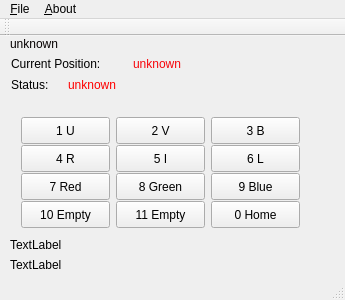
This is mainwindow.ui in xyficu/flifilterwheelqt as Qt 5 draws it before an edit. The edited form follows.
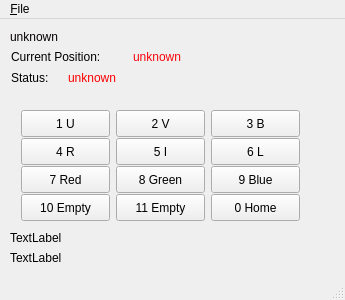
This is the edited form.

Commit message: add Dialog About

What changed in the file:
```diff
--- a/mainwindow.ui
+++ b/mainwindow.ui
@@ -18,7 +18,7 @@
     <property name="geometry">
      <rect>
       <x>10</x>
-      <y>200</y>
+      <y>210</y>
       <width>67</width>
       <height>17</height>
      </rect>
@@ -31,7 +31,7 @@
     <property name="geometry">
      <rect>
       <x>11</x>
-      <y>20</y>
+      <y>30</y>
       <width>116</width>
       <height>17</height>
      </rect>
@@ -44,7 +44,7 @@
     <property name="geometry">
      <rect>
       <x>11</x>
-      <y>41</y>
+      <y>51</y>
       <width>47</width>
       <height>17</height>
      </rect>
@@ -57,7 +57,7 @@
     <property name="geometry">
      <rect>
       <x>133</x>
-      <y>20</y>
+      <y>30</y>
       <width>63</width>
       <height>17</height>
      </rect>
@@ -70,7 +70,7 @@
     <property name="geometry">
      <rect>
       <x>10</x>
-      <y>0</y>
+      <y>10</y>
       <width>67</width>
       <height>17</height>
      </rect>
@@ -83,7 +83,7 @@
     <property name="geometry">
      <rect>
       <x>10</x>
-      <y>220</y>
+      <y>230</y>
       <width>67</width>
       <height>17</height>
      </rect>
@@ -96,7 +96,7 @@
     <property name="geometry">
      <rect>
       <x>68</x>
-      <y>41</y>
+      <y>51</y>
       <width>63</width>
       <height>17</height>
      </rect>
@@ -109,7 +109,7 @@
     <property name="geometry">
      <rect>
       <x>10</x>
-      <y>70</y>
+      <y>80</y>
       <width>301</width>
       <height>128</height>
      </rect>
@@ -503,23 +503,10 @@
     <property name="title">
      <string>&amp;File</string>
     </property>
-    <addaction name="action_muluExit"/>
-   </widget>
-   <widget class="QMenu" name="menu_About">
-    <property name="title">
-     <string>&amp;About</string>
-    </property>
+    <addaction name="action_About"/>
+    <addaction name="action_Exit"/>
    </widget>
    <addaction name="menuFLI_Filter_Wheel_CFW_12_Controller"/>
-   <addaction name="menu_About"/>
-  </widget>
-  <widget class="QToolBar" name="mainToolBar">
-   <attribute name="toolBarArea">
-    <enum>TopToolBarArea</enum>
-   </attribute>
-   <attribute name="toolBarBreak">
-    <bool>false</bool>
-   </attribute>
   </widget>
   <widget class="QStatusBar" name="statusBar"/>
   <action name="action_Exit">
```
Left out of the diff: 4 changed lines with no effect on the pictures. The commit also changes 7 other files.
